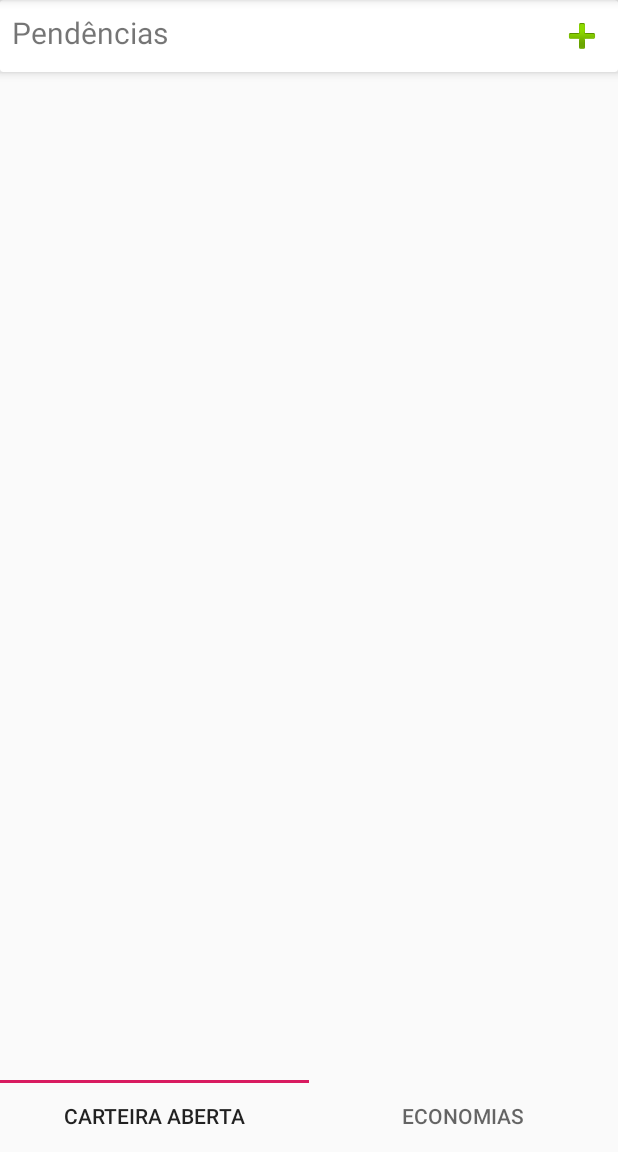
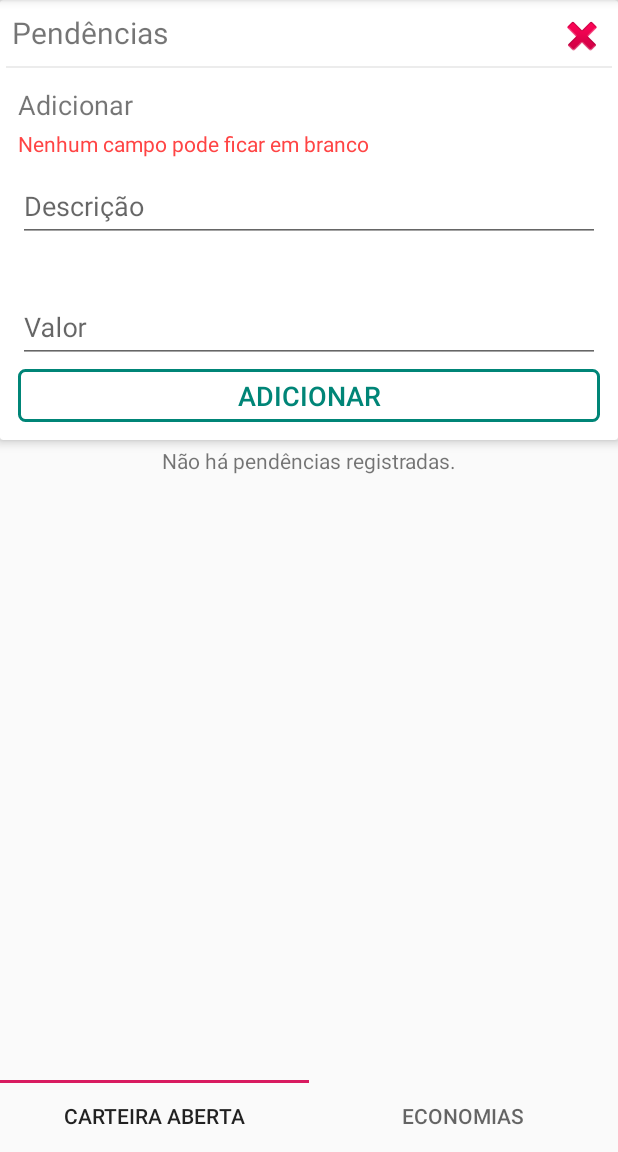
Before and after one commit to mathbaltazar/Myself, an Android app: the screen it shows after launch (MainActivity), after a tap on "ADICIONAR", on a phone screen of 412 x 824 dp, the part 84-1236 px from its top. Run offline under Robolectric (Android 15) with nearby library versions, the phone set to English and light mode, and no system bars; 1 other tap on this screen came first.

Commit message:
Update 2

```diff
--- a/app/src/main/java/com/baltazarstudio/regular/ui/CateiraAbertaFragment.kt
+++ b/app/src/main/java/com/baltazarstudio/regular/ui/CateiraAbertaFragment.kt
@@ -6,12 +6,12 @@ import android.view.View
 import android.view.ViewGroup
 import android.widget.Toast
 import androidx.fragment.app.Fragment
-import androidx.recyclerview.widget.LinearLayoutManager
 import com.baltazarstudio.regular.R
 import com.baltazarstudio.regular.adapter.ItemCarteiraRecyclerAdapter
 import com.baltazarstudio.regular.database.ItemCarteiraAbertaDAO
 import com.baltazarstudio.regular.model.ItemCarteiraAberta
 import com.baltazarstudio.regular.util.Utils
+import kotlinx.android.synthetic.main.fragment_cateira_aberta.*
 import kotlinx.android.synthetic.main.fragment_cateira_aberta.view.*
 import java.math.BigDecimal
 
@@ -28,7 +28,6 @@ class CateiraAbertaFragment : Fragment() {
     ): View {
         // Inflate the layout for this fragment
         v = inflater.inflate(R.layout.fragment_cateira_aberta, container, false)
-        init()
         return v
     }
 
@@ -45,11 +44,17 @@ class CateiraAbertaFragment : Fragment() {
                 v.layout_add_item_carteira.visibility = View.GONE
                 v.divider_add_item_carteira.visibility = View.GONE
                 v.btn_toggle_add_item_carteira.setImageResource(android.R.drawable.ic_input_add)
-                Utils.hideKeyboard(context!!)
+                Utils.hideKeyboard(context!!, v)
             }
         }
 
         v.btn_register_item_carteira.setOnClickListener {
+            if (v.textinput_descricao.text.toString() == ""
+                    || v.textinput_descricao.text.toString() == "") {
+                textinput_error.visibility = View.VISIBLE
+            } else {
+                textinput_error.visibility = View.GONE
+
                 val item = ItemCarteiraAberta()
                 item.descricao = v.textinput_descricao.text.toString()
                 item.valor = BigDecimal(v.textinput_valor.text.toString())
@@ -64,22 +69,24 @@ class CateiraAbertaFragment : Fragment() {
 
                 getItensCarteira()
             }
-
-        getItensCarteira()
-
+        }
     }
 
     fun getItensCarteira() {
-
         val itensCarteiraAberta = carteiraAbertaDAO.getTodos()
 
         if (itensCarteiraAberta.size == 0) {
             v.tv_sem_pendencias.visibility = View.VISIBLE
         } else {
             v.tv_sem_pendencias.visibility = View.GONE
-            v.recycler_carteira_aberta.adapter = ItemCarteiraRecyclerAdapter(context!!, itensCarteiraAberta)
-            v.recycler_carteira_aberta.layoutManager = LinearLayoutManager(context)
+            v.list_carteira_aberta.adapter = ItemCarteiraRecyclerAdapter(context!!, itensCarteiraAberta)
         }
     }
 
+    override fun onActivityCreated(savedInstanceState: Bundle?) {
+        super.onActivityCreated(savedInstanceState)
+        init()
+        getItensCarteira()
     }
+
+}
--- a/app/src/main/res/layout/activity_main_content.xml
+++ b/app/src/main/res/layout/activity_main_content.xml
@@ -20,8 +20,6 @@
         android:layout_width="match_parent"
         android:layout_height="wrap_content"
         android:layout_alignParentBottom="true"
-        app:tabIndicatorGravity="top">
-
-    </com.google.android.material.tabs.TabLayout>
+        app:tabIndicatorGravity="top" />
 
 </RelativeLayout>
--- a/app/src/main/res/layout/fragment_cateira_aberta.xml
+++ b/app/src/main/res/layout/fragment_cateira_aberta.xml
@@ -29,7 +29,7 @@
                     android:layout_toStartOf="@id/btn_toggle_add_item_carteira"
                     android:text="@string/all_carteira_title_pendencias"
                     android:textAlignment="textStart"
-                        android:textSize="20sp"/>
+                    android:textSize="20sp" />
 
                 <ImageView
                     android:id="@+id/btn_toggle_add_item_carteira"
@@ -39,7 +39,7 @@
                     android:background="?android:selectableItemBackground"
                     android:clickable="true"
                     android:focusable="true"
-                        android:src="@android:drawable/ic_input_add"/>
+                    android:src="@android:drawable/ic_input_add" />
 
             </RelativeLayout>
 
@@ -48,7 +48,7 @@
                 android:layout_width="match_parent"
                 android:layout_height="1dp"
                 android:background="@color/off_white"
-                    android:visibility="gone"/>
+                android:visibility="gone" />
 
 
             <LinearLayout
@@ -67,31 +67,40 @@
                     android:layout_marginTop="@dimen/all_default_layout_offset"
                     android:layout_marginBottom="@dimen/all_default_layout_offset"
                     android:text="@string/all_string_adicionar"
-                        android:textSize="18sp"/>
+                    android:textSize="18sp" />
+
+                <TextView
+                    android:id="@+id/textinput_error"
+                    android:layout_width="match_parent"
+                    android:layout_height="wrap_content"
+                    android:text="@string/all_string_adicionar_invalido"
+                    android:textColor="@android:color/holo_red_light"
+                    android:visibility="gone" />
 
                 <com.google.android.material.textfield.TextInputLayout
                     android:layout_width="match_parent"
-                        android:layout_height="wrap_content">
+                    android:layout_height="wrap_content"
+                    android:hint="@string/all_carteira_input_hint_descricao"
+                    app:errorEnabled="true">
 
                     <com.google.android.material.textfield.TextInputEditText
                         android:id="@+id/textinput_descricao"
                         android:layout_width="match_parent"
-                            android:layout_height="wrap_content"
-                            android:hint="@string/all_carteira_input_hint_descricao"/>
+                        android:layout_height="wrap_content" />
                 </com.google.android.material.textfield.TextInputLayout>
 
 
                 <com.google.android.material.textfield.TextInputLayout
                     android:layout_width="match_parent"
                     android:layout_height="wrap_content"
-                        android:layout_marginTop="@dimen/all_default_layout_offset">
+                    android:layout_marginTop="@dimen/all_default_layout_offset"
+                    android:hint="@string/all_carteira_input_hint_valor">
 
                     <com.google.android.material.textfield.TextInputEditText
                         android:id="@+id/textinput_valor"
                         android:layout_width="match_parent"
                         android:layout_height="wrap_content"
-                            android:hint="@string/all_carteira_input_hint_valor"
-                            android:inputType="number"/>
+                        android:inputType="number" />
                 </com.google.android.material.textfield.TextInputLayout>
 
                 <Button
@@ -102,7 +111,7 @@
                     android:background="@drawable/all_border_background"
                     android:text="@string/all_string_adicionar"
                     android:textColor="@color/colorPrimary"
-                        android:textSize="18sp"/>
+                    android:textSize="18sp" />
 
             </LinearLayout>
 
@@ -116,13 +125,12 @@
         android:padding="@dimen/all_default_layout_offset"
         android:text="@string/all_label_sem_pendencias"
         android:textAlignment="center"
-            android:visibility="gone"/>
+        android:visibility="gone" />
 
 
-    <androidx.recyclerview.widget.RecyclerView
-            android:id="@+id/recycler_carteira_aberta"
+    <ListView
+        android:id="@+id/list_carteira_aberta"
         android:layout_width="match_parent"
-            android:layout_height="match_parent"
-            android:padding="@dimen/all_default_layout_offset"/>
+        android:layout_height="match_parent" />
 
 </LinearLayout>
--- a/app/src/main/res/values/strings.xml
+++ b/app/src/main/res/values/strings.xml
@@ -12,4 +12,5 @@
     <!-- TODO: Remove or change this placeholder text -->
     <string name="hello_blank_fragment">Hello blank fragment</string>
     <string name="toast_item_carteira_adicionado">Adicionado!</string>
+    <string name="all_string_adicionar_invalido">Nenhum campo pode ficar em branco</string>
 </resources>
```
Also changed, not shown: app/src/main/java/com/baltazarstudio/regular/adapter/ItemCarteiraRecyclerAdapter.kt (+43 -12 lines), app/src/main/res/layout/item_recycler_carteira_aberta.xml (+24 -2 lines). Lines whose indentation alone changed are shown as unchanged.
